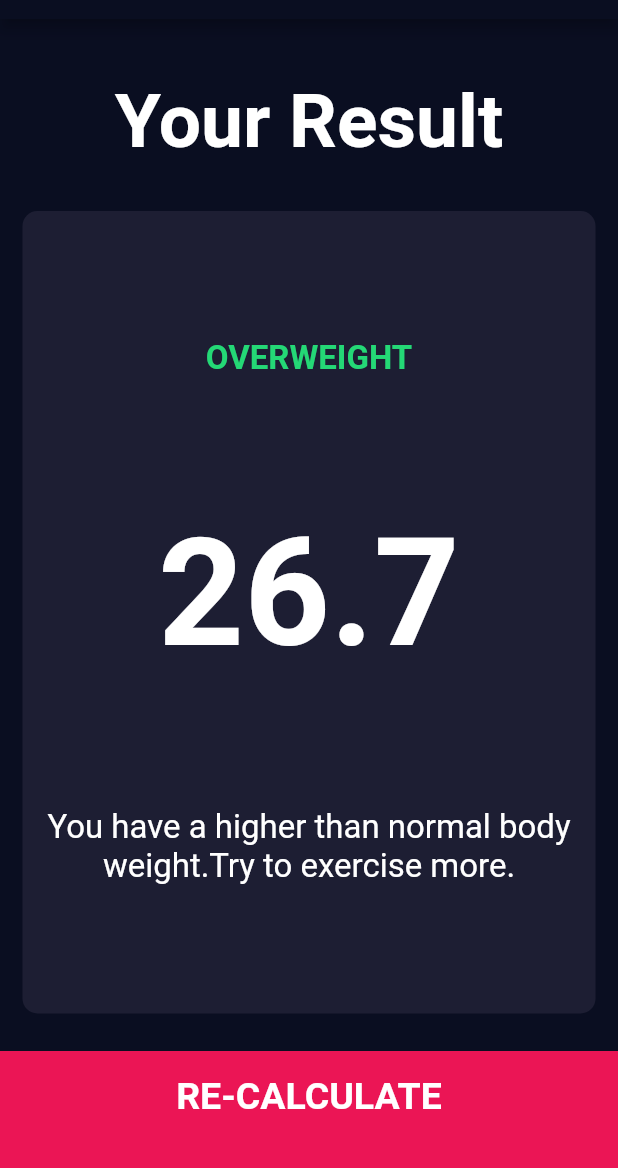
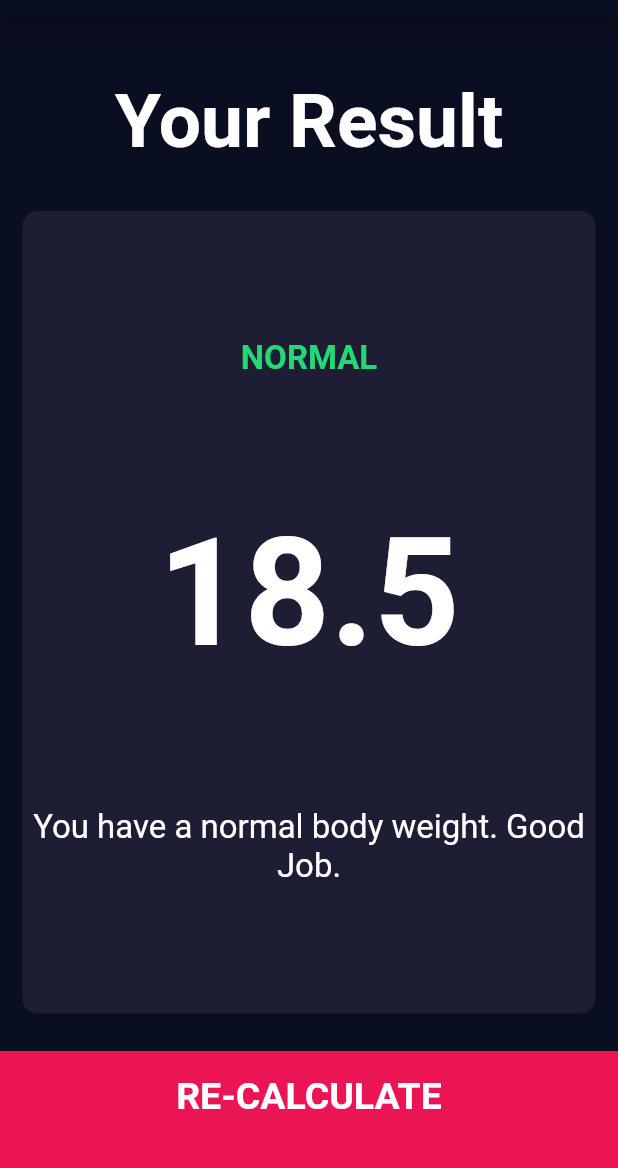
Before and after one commit to risheekmittal/BMI-Calculator, a Flutter app: the screen it shows after launch, after a tap on "CALCULATE", on a phone screen of 412 x 824 dp, the part 65-1233 px from its top. Run offline on Flutter 3.47's test engine with Material 2 defaults, Android fonts, the phone set to English and light mode, and no system bars; our stand-ins replace font_awesome_flutter.

Commit message:
Third Commit

```diff
--- /dev/null
+++ b/lib/calculator_brain.dart
@@ -0,0 +1,33 @@
+import 'dart:math';
+
+class CalculatorBrain {
+  CalculatorBrain({this.height, this.weight});
+
+  final int height;
+  final int weight;
+
+  double _bmi;
+
+  String calculateBMI(){
+    _bmi = weight/ pow(height/100, 2);
+    return _bmi.toStringAsFixed(1);
+  }
+
+  String getResult(){
+    if(_bmi>=25)
+      return( 'Overweight');
+    else if(_bmi>=18.5)
+      return('Normal');
+    else
+      return('Underweight');
+  }
+
+  String getInterpretations(){
+    if(_bmi>=25)
+      return('You have higher than normal body weight. Try exercising more.');
+    else if(_bmi>=18.5)
+      return('You have a normal body weight. Good Job.');
+    else
+      return('You have lower than normal body weight. You can eat a bit more');
+  }
+}
--- a/lib/screens/input_page.dart
+++ b/lib/screens/input_page.dart
@@ -6,6 +6,7 @@ import 'package:bmi_calculator/components/reusable_card.dart';
 import '../components/gender_card.dart';
 import '../constants.dart';
 import 'results_page.dart';
+import 'package:bmi_calculator/calculator_brain.dart';
 
 enum Gender {male, female}
 
@@ -188,7 +189,12 @@ class _InputPageState extends State<InputPage> {
           ),
           GestureDetector(
             onTap: (){
-                Navigator.push(context, MaterialPageRoute(builder: (context) => ResultsPage()));
+              CalculatorBrain calc = CalculatorBrain(height: height, weight: weight);
+                Navigator.push(context, MaterialPageRoute(builder: (context) => ResultsPage(
+                  bmiResult: calc.calculateBMI(),
+                  resultTest: calc.getResult(),
+                  interpretation: calc.getInterpretations(),
+                ),),);
             },
             child: Container(
               child: Center(child: Text('CALCULATE', style: kLargeButtonTextStyle)),
--- a/lib/screens/results_page.dart
+++ b/lib/screens/results_page.dart
@@ -1,8 +1,14 @@
 import 'package:bmi_calculator/constants.dart';
 import 'package:bmi_calculator/components/reusable_card.dart';
 import 'package:flutter/material.dart';
+import 'package:bmi_calculator/calculator_brain.dart';
 
 class ResultsPage extends StatelessWidget {
+  ResultsPage ({@required this.bmiResult, @required this.interpretation, @required this.resultTest});
+
+  final String bmiResult;
+  final String resultTest;
+  final String interpretation;
 
   @override
   Widget build(BuildContext context) {
@@ -32,9 +38,12 @@ class ResultsPage extends StatelessWidget {
                   mainAxisAlignment: MainAxisAlignment.spaceEvenly,
                   crossAxisAlignment: CrossAxisAlignment.stretch,
                   children: [
-                    Center(child: Text('OVERWEIGHT', style: kResultTextStyle,)),
-                    Center(child: Text('26.7', style: kResultPageStyle,)),
-                    Center(child: Text('You have a higher than normal body weight.Try to exercise more.',style: TextStyle(fontSize: 22.0),textAlign: TextAlign.center,))
+                    Center(child: Text(resultTest.toUpperCase(), style: kResultTextStyle)),
+                    Center(child: Text(bmiResult, style: kResultPageStyle,)),
+                    Center(child: Text(interpretation,
+                      style: TextStyle(fontSize: 22.0),
+                      textAlign: TextAlign.center,
+                    ),),
                   ],
                 ),
               ),
```
